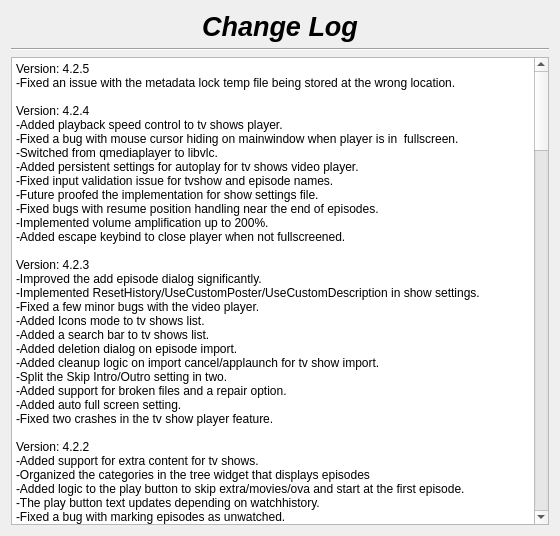
This is changelog.ui in therealMaPMaKeR/MMDiary as Qt 5 draws it before an edit. The edited form follows.
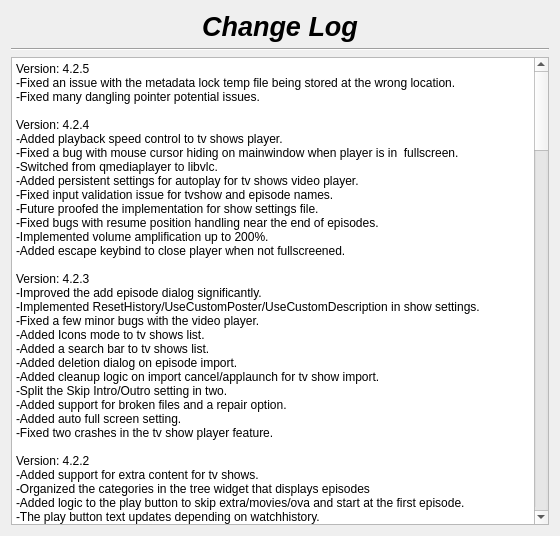
This is the edited form.

What changed in the file:
```diff
--- a/changelog.ui
+++ b/changelog.ui
@@ -55,7 +55,7 @@
 li.unchecked::marker { content: &quot;\2610&quot;; }
 li.checked::marker { content: &quot;\2612&quot;; }
 &lt;/style&gt;&lt;/head&gt;&lt;body style=&quot; font-family:'Segoe UI'; font-size:9pt; font-weight:400; font-style:normal;&quot;&gt;
-&lt;p style=&quot; margin-top:0px; margin-bottom:0px; margin-left:0px; margin-right:0px; -qt-block-indent:0; text-indent:0px;&quot;&gt;Version: 4.2.5&lt;br /&gt;-Fixed an issue with the metadata lock temp file being stored at the wrong location.&lt;br /&gt;&lt;br /&gt;Version: 4.2.4&lt;br /&gt;-Added playback speed control to tv shows player.&lt;br /&gt;-Fixed a bug with mouse cursor hiding on mainwindow when player is in  fullscreen.&lt;/p&gt;
+&lt;p style=&quot; margin-top:0px; margin-bottom:0px; margin-left:0px; margin-right:0px; -qt-block-indent:0; text-indent:0px;&quot;&gt;Version: 4.2.5&lt;br /&gt;-Fixed an issue with the metadata lock temp file being stored at the wrong location.&lt;br /&gt;-Fixed many dangling pointer potential issues.&lt;br /&gt;&lt;br /&gt;Version: 4.2.4&lt;br /&gt;-Added playback speed control to tv shows player.&lt;br /&gt;-Fixed a bug with mouse cursor hiding on mainwindow when player is in  fullscreen.&lt;/p&gt;
 &lt;p style=&quot; margin-top:0px; margin-bottom:0px; margin-left:0px; margin-right:0px; -qt-block-indent:0; text-indent:0px;&quot;&gt;-Switched from qmediaplayer to libvlc.&lt;br /&gt;-Added persistent settings for autoplay for tv shows video player.&lt;br /&gt;-Fixed input validation issue for tvshow and episode names.&lt;br /&gt;-Future proofed the implementation for show settings file.&lt;br /&gt;-Fixed bugs with resume position handling near the end of episodes.&lt;br /&gt;-Implemented volume amplification up to 200%.&lt;br /&gt;-Added escape keybind to close player when not fullscreened.&lt;br /&gt;&lt;br /&gt;Version: 4.2.3&lt;br /&gt;-Improved the add episode dialog significantly.&lt;/p&gt;
 &lt;p style=&quot; margin-top:0px; margin-bottom:0px; margin-left:0px; margin-right:0px; -qt-block-indent:0; text-indent:0px;&quot;&gt;-Implemented ResetHistory/UseCustomPoster/UseCustomDescription in show settings.&lt;br /&gt;-Fixed a few minor bugs with the video player.&lt;br /&gt;-Added Icons mode to tv shows list.&lt;br /&gt;-Added a search bar to tv shows list.&lt;/p&gt;
 &lt;p style=&quot; margin-top:0px; margin-bottom:0px; margin-left:0px; margin-right:0px; -qt-block-indent:0; text-indent:0px;&quot;&gt;-Added deletion dialog on episode import.&lt;br /&gt;-Added cleanup logic on import cancel/applaunch for tv show import.&lt;br /&gt;-Split the Skip Intro/Outro setting in two.&lt;br /&gt;-Added support for broken files and a repair option.&lt;br /&gt;-Added auto full screen setting.&lt;/p&gt;
```
